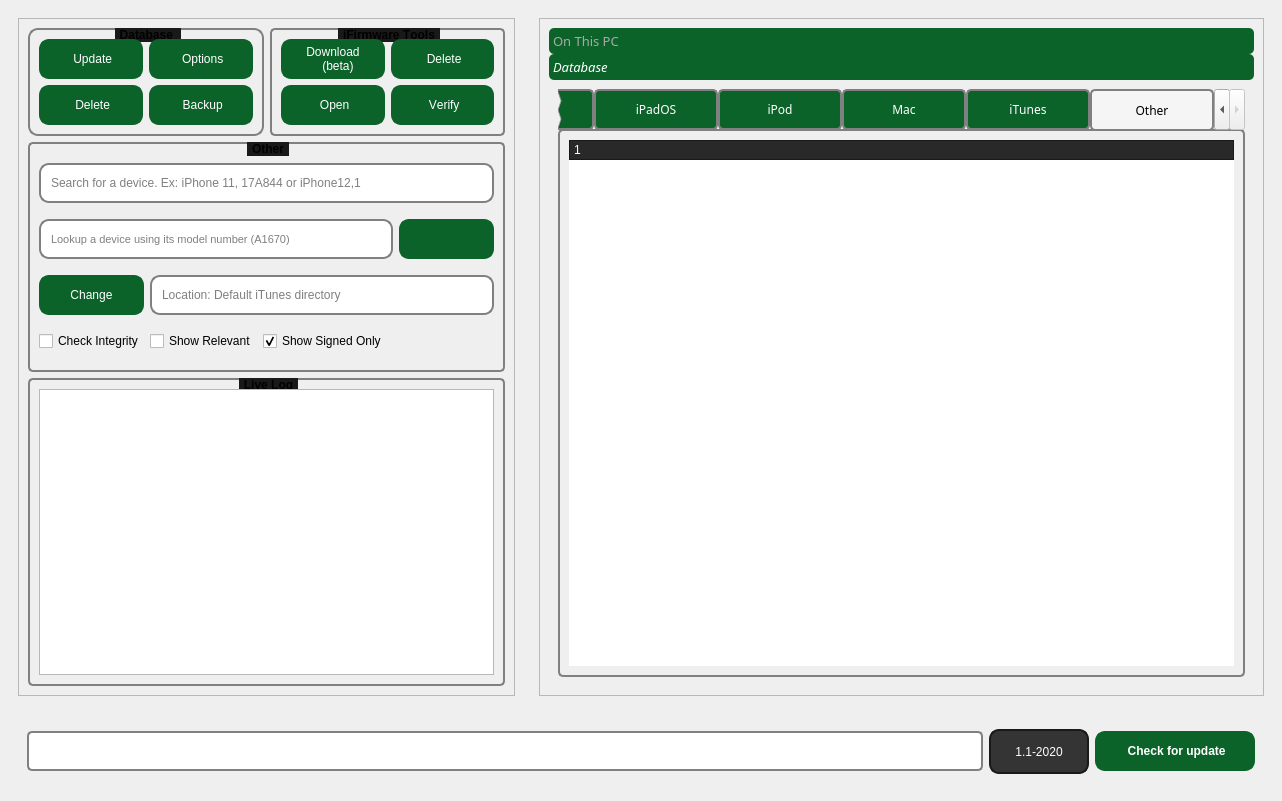
Before: the Qt Designer form _iFTK.ui in i0nsec/iFirmware-Toolkit, drawn with Qt 5.
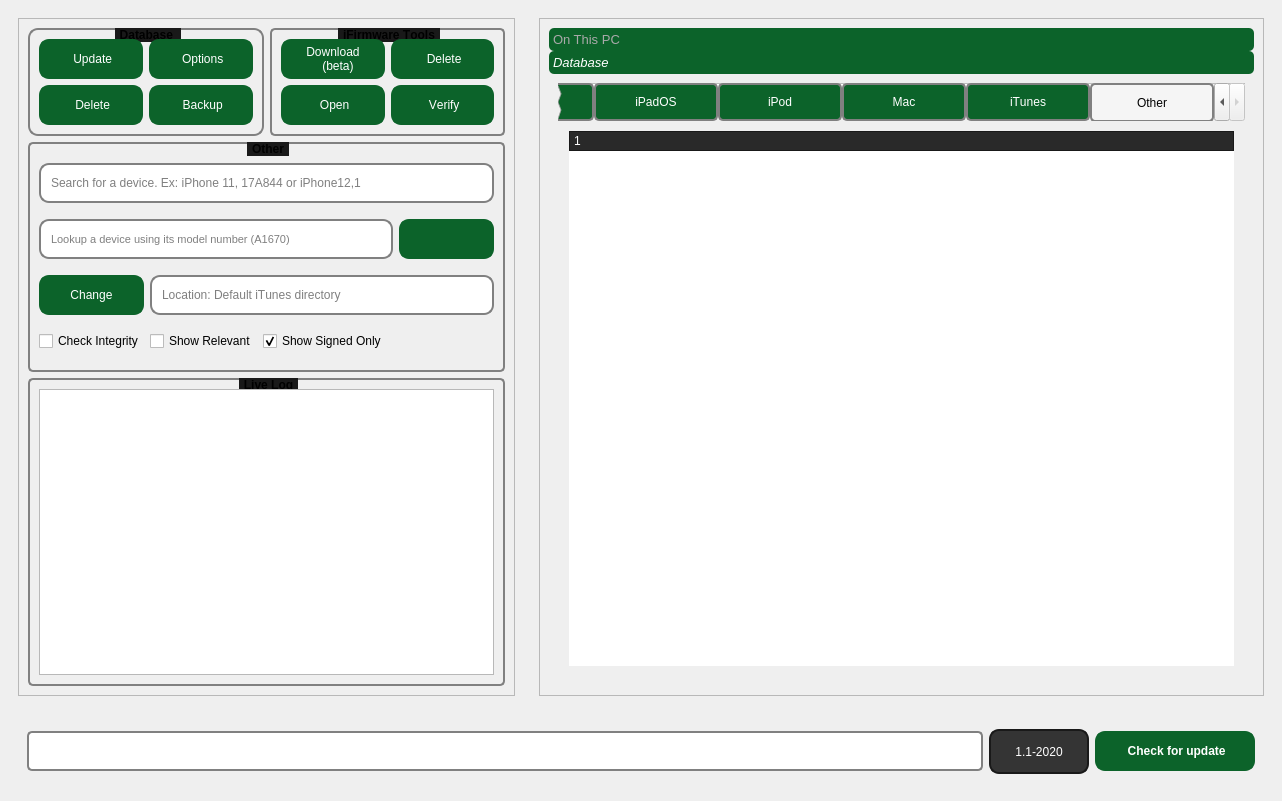
After: the same form once the commit is applied. The open tabs and pages were chosen to show the change. Icons and pictures are not drawn.

```diff
--- a/_iFTK.ui
+++ b/_iFTK.ui
@@ -47,7 +47,6 @@
              <widget class="QToolBox" name="toolBox">
               <property name="font">
                <font>
-                <family>Segoe UI Semibold</family>
                 <pointsize>10</pointsize>
                </font>
               </property>
@@ -320,7 +319,6 @@
                  <widget class="QTabWidget" name="main_tab">
                   <property name="font">
                    <font>
-                    <family>Segoe UI Semibold</family>
                     <pointsize>9</pointsize>
                     <bold>false</bold>
                     <strikeout>false</strikeout>
@@ -404,9 +402,9 @@
                    </size>
                   </property>
                   <property name="elideMode">
-                   <enum>Qt::ElideRight</enum>
+                   <enum>Qt::ElideMiddle</enum>
                   </property>
-                  <property name="movable">
+                  <property name="documentMode">
                    <bool>true</bool>
                   </property>
                   <widget class="QWidget" name="ios_tab">
@@ -955,11 +953,11 @@
                       <property name="uniformRowHeights">
                        <bool>true</bool>
                       </property>
-                      <property name="sortingEnabled">
-                       <bool>false</bool>
-                      </property>
-                      <attribute name="headerDefaultSectionSize">
-                       <number>120</number>
+                      <attribute name="headerCascadingSectionResizes">
+                       <bool>true</bool>
+                      </attribute>
+                      <attribute name="headerHighlightSections">
+                       <bool>true</bool>
                       </attribute>
                       <column>
                        <property name="text">
```
Left out of the diff: 4 changed lines with no effect on the pictures.
